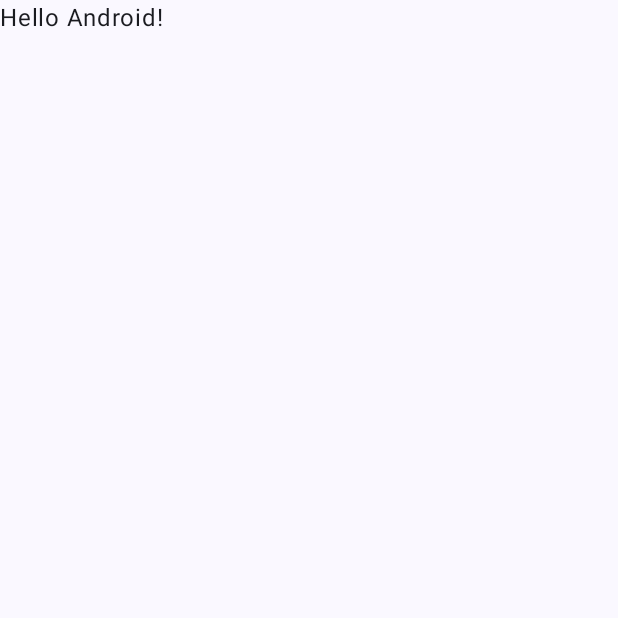
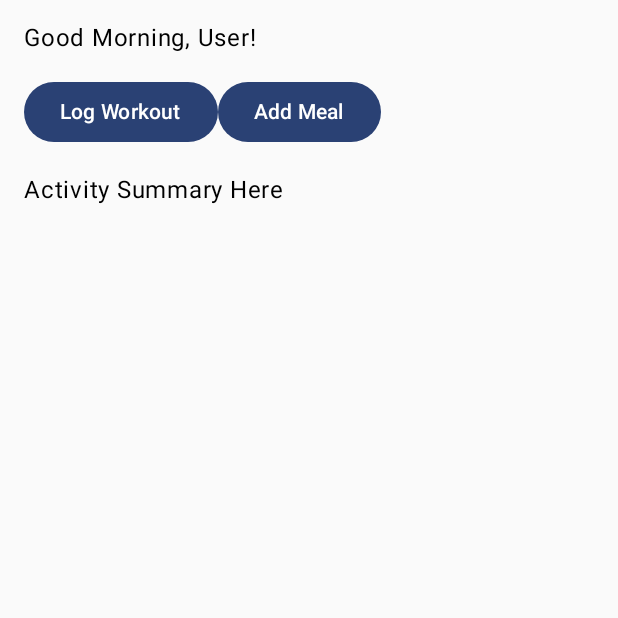
Before and after one commit to AhmadIzaz/FitnessTrackerJetpackCompose, an Android app built with Jetpack Compose: the screen it shows after launch (MainActivity), on a phone screen of 412 x 824 dp, the top half of it. Before the commit the part shown is almost empty. Run offline under Robolectric (Android 15) with nearby library versions, the phone set to English and light mode, and no system bars.

Commit message:
Added splash and main screen

```diff
--- a/app/build.gradle.kts
+++ b/app/build.gradle.kts
@@ -59,6 +59,7 @@ dependencies {
     implementation("androidx.compose.ui:ui-graphics")
     implementation("androidx.compose.ui:ui-tooling-preview")
     implementation("androidx.compose.material3:material3")
+    implementation("androidx.navigation:navigation-compose:2.7.6")
     testImplementation("junit:junit:4.13.2")
     androidTestImplementation("androidx.test.ext:junit:1.1.5")
     androidTestImplementation("androidx.test.espresso:espresso-core:3.5.1")
--- a/app/src/main/AndroidManifest.xml
+++ b/app/src/main/AndroidManifest.xml
@@ -13,7 +13,7 @@
         android:theme="@style/Theme.FitnessTrackerJetpackCompose"
         tools:targetApi="31">
         <activity
-            android:name=".presentation.ui.screen.main.MainActivity"
+            android:name=".presentation.MainActivity"
             android:exported="true"
             android:label="@string/app_name"
             android:theme="@style/Theme.FitnessTrackerJetpackCompose">
--- a/app/src/main/java/com/example/fitnesstrackerjetpackcompose/presentation/ui/screen/main/MainActivity.kt
+++ b/app/src/main/java/com/example/fitnesstrackerjetpackcompose/presentation/MainActivity.kt
@@ -1,4 +1,4 @@
-package com.example.fitnesstrackerjetpackcompose.presentation.ui.screen.main
+package com.example.fitnesstrackerjetpackcompose.presentation
 
 import android.os.Bundle
 import androidx.activity.ComponentActivity
@@ -10,6 +10,7 @@ import androidx.compose.material3.Text
 import androidx.compose.runtime.Composable
 import androidx.compose.ui.Modifier
 import androidx.compose.ui.tooling.preview.Preview
+import com.example.fitnesstrackerjetpackcompose.presentation.ui.naivgation.AppNavigation
 import com.example.fitnesstrackerjetpackcompose.presentation.ui.theme.FitnessTrackerJetpackComposeTheme
 
 class MainActivity : ComponentActivity() {
@@ -17,30 +18,8 @@ class MainActivity : ComponentActivity() {
         super.onCreate(savedInstanceState)
         setContent {
             FitnessTrackerJetpackComposeTheme {
-                // A surface container using the 'background' color from the theme
-                Surface(
-                    modifier = Modifier.fillMaxSize(),
-                    color = MaterialTheme.colorScheme.background
-                ) {
-                    Greeting("Android")
-                }
+                AppNavigation()
             }
         }
     }
 }
-
-@Composable
-fun Greeting(name: String, modifier: Modifier = Modifier) {
-    Text(
-        text = "Hello $name!",
-        modifier = modifier
-    )
-}
-
-@Preview(showBackground = true)
-@Composable
-fun GreetingPreview() {
-    FitnessTrackerJetpackComposeTheme {
-        Greeting("Android")
-    }
-}
--- /dev/null
+++ b/app/src/main/java/com/example/fitnesstrackerjetpackcompose/presentation/ui/naivgation/AppNavigation.kt
@@ -0,0 +1,18 @@
+package com.example.fitnesstrackerjetpackcompose.presentation.ui.naivgation
+
+import androidx.compose.runtime.Composable
+import androidx.navigation.compose.NavHost
+import androidx.navigation.compose.composable
+import androidx.navigation.compose.rememberNavController
+import com.example.fitnesstrackerjetpackcompose.presentation.ui.screen.main.MainScreen
+import com.example.fitnesstrackerjetpackcompose.presentation.ui.screen.splash.SplashScreen
+
+
+@Composable
+fun AppNavigation() {
+    val navController = rememberNavController()
+    NavHost(navController = navController, startDestination = "splash_screen") {
+        composable("splash_screen") { SplashScreen(navController) }
+        composable("main_screen") { MainScreen(navController) }
+    }
+}
--- /dev/null
+++ b/app/src/main/java/com/example/fitnesstrackerjetpackcompose/presentation/ui/screen/main/MainScreen.kt
@@ -0,0 +1,47 @@
+package com.example.fitnesstrackerjetpackcompose.presentation.ui.screen.main
+
+import androidx.compose.foundation.layout.Arrangement
+import androidx.compose.foundation.layout.Column
+import androidx.compose.foundation.layout.Row
+import androidx.compose.foundation.layout.Spacer
+import androidx.compose.foundation.layout.height
+import androidx.compose.foundation.layout.padding
+import androidx.compose.material3.Button
+import androidx.compose.material3.MaterialTheme
+import androidx.compose.material3.Text
+import androidx.compose.runtime.Composable
+import androidx.compose.ui.Modifier
+import androidx.compose.ui.unit.dp
+import androidx.navigation.NavHostController
+
+@Composable
+fun MainScreen(navController: NavHostController) {
+    Column(modifier = Modifier.padding(16.dp)) {
+        Text(text = "Good Morning, User!", style = MaterialTheme.typography.bodyLarge)
+        Spacer(modifier = Modifier.height(16.dp))
+        QuickActions()
+        Spacer(modifier = Modifier.height(16.dp))
+        ActivitySummary()
+        // Add more components as needed
+    }
+}
+
+@Composable
+fun QuickActions() {
+    // Example of quick actions
+    Row(horizontalArrangement = Arrangement.SpaceBetween) {
+        Button(onClick = { /* Handle click */ }) {
+            Text("Log Workout")
+        }
+        Button(onClick = { /* Handle click */ }) {
+            Text("Add Meal")
+        }
+    }
+}
+
+@Composable
+fun ActivitySummary() {
+    // Placeholder for activity summary
+    Text("Activity Summary Here")
+    // Implement using cards, charts, etc.
+}
--- a/app/src/main/java/com/example/fitnesstrackerjetpackcompose/presentation/ui/screen/splash/SplashScreen.kt
+++ b/app/src/main/java/com/example/fitnesstrackerjetpackcompose/presentation/ui/screen/splash/SplashScreen.kt
@@ -1 +1,27 @@
 package com.example.fitnesstrackerjetpackcompose.presentation.ui.screen.splash
+
+import androidx.compose.foundation.Image
+import androidx.compose.foundation.layout.Box
+import androidx.compose.foundation.layout.fillMaxSize
+import androidx.compose.runtime.Composable
+import androidx.compose.runtime.LaunchedEffect
+import androidx.compose.ui.Alignment
+import androidx.compose.ui.Modifier
+import androidx.compose.ui.res.painterResource
+import androidx.navigation.NavHostController
+import com.example.fitnesstrackerjetpackcompose.R
+import kotlinx.coroutines.delay
+
+@Composable
+fun SplashScreen(navController: NavHostController) {
+    Box(modifier = Modifier.fillMaxSize(), contentAlignment = Alignment.Center) {
+        Image(painter = painterResource(id = R.drawable.fitness_tracker_logo), contentDescription = "Splash Image")
+
+        LaunchedEffect(key1 = true) {
+            delay(2000) // Delay for 2 seconds
+            navController.navigate("main_screen") {
+                popUpTo("splash_screen") { inclusive = true }
+            }
+        }
+    }
+}
```
Also changed, not shown: app/src/main/res/drawable/fitness_tracker_logo.png (added).
